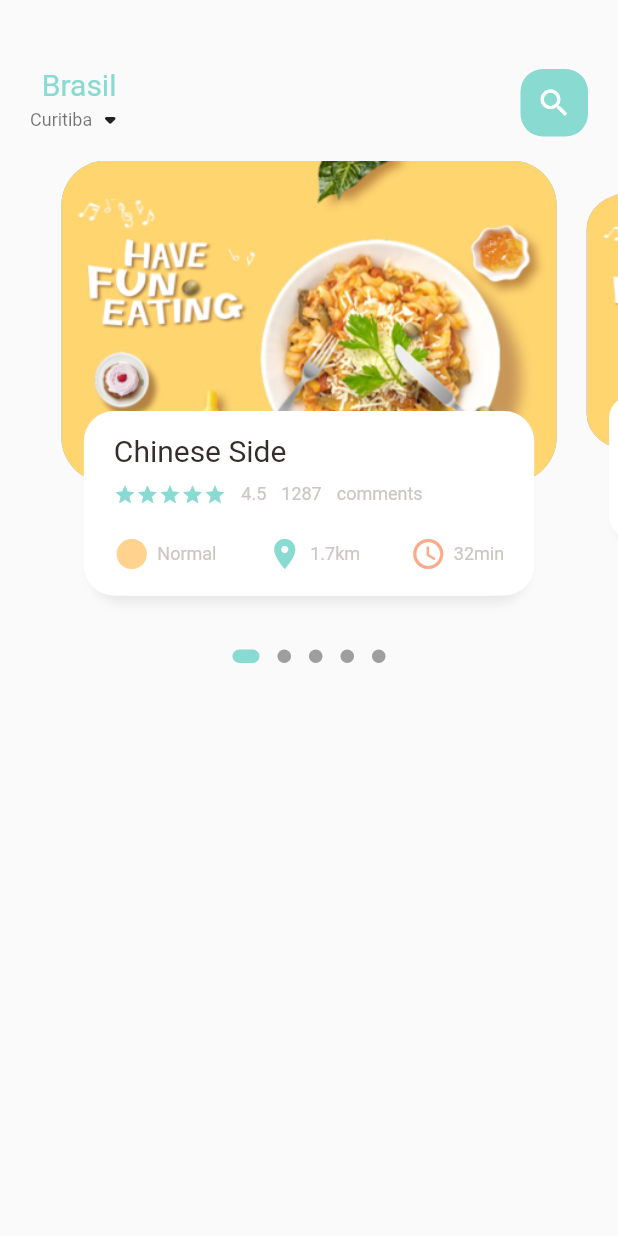
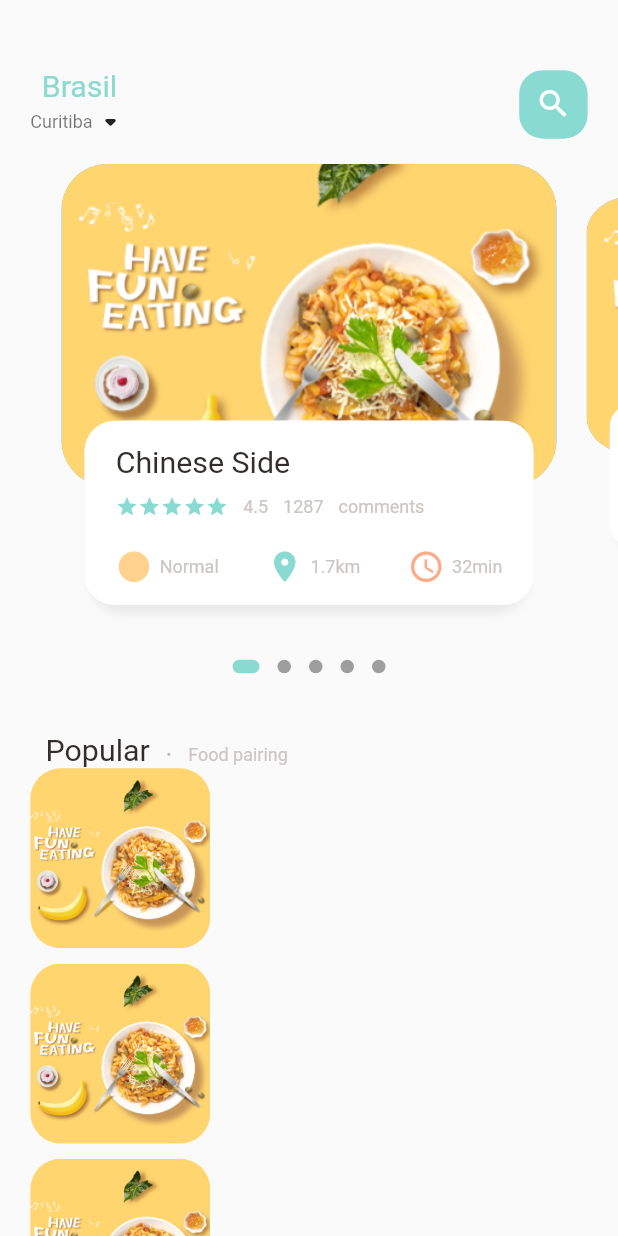
Before and after one commit to AdrianoBinhara/FoodApp, a Flutter app: the screen it shows after launch, on a phone screen of 412 x 824 dp. Run offline on Flutter 3.47's test engine with Material 2 defaults, Android fonts, the phone set to English and light mode, and no system bars; drawn by our look-alikes of dots_indicator; our stand-ins replace get.

Commit message:
Iniciando lista inferior

```diff
--- a/food_delivery/lib/home/food_page_body.dart
+++ b/food_delivery/lib/home/food_page_body.dart
@@ -1,5 +1,3 @@
-// ignore_for_file: prefer_const_constructors
-
 import 'package:dots_indicator/dots_indicator.dart';
 import 'package:flutter/material.dart';
 import 'package:food_delivery/utils/colors.dart';
@@ -37,11 +35,11 @@ class _FoodPageBodyState extends State<FoodPageBody> {
 
   @override
   Widget build(BuildContext context) {
-    print("current height is" + MediaQuery.of(context).size.height.toString());
     return Column(
       children: [
+        //Slider section
         Container(
-          height: 320,
+          height: Dimensions.pageView,
           child: PageView.builder(
             controller: pageController,
             itemCount: 5,
@@ -50,15 +48,77 @@ class _FoodPageBodyState extends State<FoodPageBody> {
             },
           ),
         ),
+        //dots
         DotsIndicator(
           dotsCount: 5,
           position: _currPageValue,
           decorator: DotsDecorator(
-              size: const Size.square(9.0),
-              activeSize: const Size(18.0, 9.0),
-              activeColor: AppColors.mainColor,
-              activeShape: RoundedRectangleBorder(borderRadius: BorderRadius.circular(5.0))),
-        )
+            size: const Size.square(9.0),
+            activeSize: const Size(18.0, 9.0),
+            activeColor: AppColors.mainColor,
+            activeShape: RoundedRectangleBorder(
+              borderRadius: BorderRadius.circular(Dimensions.radius5),
+            ),
+          ),
+        ),
+        SizedBox(
+          height: Dimensions.height30,
+        ),
+        Container(
+          margin: EdgeInsets.only(left: Dimensions.width30),
+          child: Row(
+            crossAxisAlignment: CrossAxisAlignment.end,
+            children: [
+              BigText(text: "Popular"),
+              SizedBox(
+                width: Dimensions.width10,
+              ),
+              Container(
+                margin: const EdgeInsets.only(bottom: 3),
+                child: BigText(text: ".", color: Colors.black26),
+              ),
+              SizedBox(
+                width: Dimensions.width10,
+              ),
+              Container(
+                margin: const EdgeInsets.only(bottom: 2),
+                child: SmallText(text: "Food pairing"),
+              ),
+            ],
+          ),
+        ),
+        //List of fodd
+        Container(
+          height: 900,
+          child: ListView.builder(
+              physics: NeverScrollableScrollPhysics(),
+              shrinkWrap: true,
+              itemCount: 10,
+              itemBuilder: (context, index) {
+                return Container(
+                  margin: EdgeInsets.only(
+                      left: Dimensions.width20,
+                      right: Dimensions.width20,
+                      bottom: Dimensions.height10),
+                  child: Row(
+                    children: [
+                      Container(
+                        width: 120,
+                        height: 120,
+                        decoration: BoxDecoration(
+                          borderRadius: BorderRadius.circular(Dimensions.radius20),
+                          color: Colors.white38,
+                          image: DecorationImage(
+                            fit: BoxFit.cover,
+                            image: AssetImage("assets/image/food0.png"),
+                          ),
+                        ),
+                      ),
+                    ],
+                  ),
+                );
+              }),
+        ),
       ],
     );
   }
@@ -91,9 +151,9 @@ class _FoodPageBodyState extends State<FoodPageBody> {
         children: [
           Container(
             height: Dimensions.pageViewContainer,
-            margin: EdgeInsets.only(left: 10, right: 10),
+            margin: EdgeInsets.only(left: Dimensions.width10, right: Dimensions.width10),
             decoration: BoxDecoration(
-              borderRadius: BorderRadius.circular(30),
+              borderRadius: BorderRadius.circular(Dimensions.radius30),
               color: index.isEven ? Color(0xFF69c5df) : Color(0xFF9294cc),
               image: DecorationImage(
                 fit: BoxFit.cover,
@@ -105,14 +165,15 @@ class _FoodPageBodyState extends State<FoodPageBody> {
             alignment: Alignment.bottomCenter,
             child: Container(
               height: Dimensions.pageViewTextContainer,
-              margin: EdgeInsets.only(left: 30, right: 30, bottom: 30),
+              margin: EdgeInsets.only(
+                  left: Dimensions.width30, right: Dimensions.width30, bottom: Dimensions.height30),
               decoration: BoxDecoration(
-                borderRadius: BorderRadius.circular(20),
+                borderRadius: BorderRadius.circular(Dimensions.radius20),
                 color: Colors.white,
-                boxShadow: const [
+                boxShadow: [
                   BoxShadow(
                     color: Color(0xFFe8e8e8),
-                    blurRadius: 5.0,
+                    blurRadius: Dimensions.radius5,
                     offset: Offset(0, 5),
                   ),
                   BoxShadow(
@@ -126,13 +187,14 @@ class _FoodPageBodyState extends State<FoodPageBody> {
                 ],
               ),
               child: Container(
-                padding: EdgeInsets.only(top: 15, left: 15, right: 15),
+                padding: EdgeInsets.only(
+                    top: Dimensions.height15, left: Dimensions.width15, right: Dimensions.height15),
                 child: Column(
                   crossAxisAlignment: CrossAxisAlignment.start,
                   children: [
                     BigText(text: "Chinese Side"),
                     SizedBox(
-                      height: 10,
+                      height: Dimensions.height10,
                     ),
                     Row(
                       children: [
@@ -160,7 +222,7 @@ class _FoodPageBodyState extends State<FoodPageBody> {
                         SmallText(text: "comments")
                       ],
                     ),
-                    SizedBox(height: 20),
+                    SizedBox(height: Dimensions.height20),
                     Row(
                       mainAxisAlignment: MainAxisAlignment.spaceBetween,
                       children: [
--- a/food_delivery/lib/home/main_food_page.dart
+++ b/food_delivery/lib/home/main_food_page.dart
@@ -4,6 +4,7 @@ import 'package:flutter/cupertino.dart';
 import 'package:flutter/material.dart';
 import 'package:food_delivery/home/food_page_body.dart';
 import 'package:food_delivery/utils/colors.dart';
+import 'package:food_delivery/utils/dimensions.dart';
 import 'package:food_delivery/widgets/big_text.dart';
 import 'package:food_delivery/widgets/small_text.dart';
 
@@ -21,8 +22,8 @@ class _MainFoodPageState extends State<MainFoodPage> {
         body: Column(children: [
       Container(
         child: Container(
-          margin: EdgeInsets.only(top: 45, bottom: 15),
-          padding: EdgeInsets.only(left: 20, right: 20),
+          margin: EdgeInsets.only(top: Dimensions.height45, bottom: Dimensions.height15),
+          padding: EdgeInsets.only(left: Dimensions.width20, right: Dimensions.width20),
           child: Row(
             mainAxisAlignment: MainAxisAlignment.spaceBetween,
             children: [
@@ -45,11 +46,11 @@ class _MainFoodPageState extends State<MainFoodPage> {
               ),
               Center(
                 child: Container(
-                  width: 45,
-                  height: 45,
-                  child: Icon(Icons.search, color: Colors.white),
+                  width: Dimensions.height45,
+                  height: Dimensions.height45,
+                  child: Icon(Icons.search, color: Colors.white, size: Dimensions.iconSize24),
                   decoration: BoxDecoration(
-                    borderRadius: BorderRadius.circular(15),
+                    borderRadius: BorderRadius.circular(Dimensions.radius15),
                     color: AppColors.mainColor,
                   ),
                 ),
@@ -58,7 +59,11 @@ class _MainFoodPageState extends State<MainFoodPage> {
           ),
         ),
       ),
-      FoodPageBody()
+      Expanded(
+        child: SingleChildScrollView(
+          child: FoodPageBody(),
+        ),
+      )
     ]));
   }
 }
--- a/food_delivery/lib/utils/dimensions.dart
+++ b/food_delivery/lib/utils/dimensions.dart
@@ -4,6 +4,27 @@ class Dimensions {
   //get height and width of device
   static double screenHeight = Get.context!.height;
   static double screenWidth = Get.context!.width;
+  static double pageView = screenHeight / 2.54;
   static double pageViewContainer = screenHeight / 3.84;
   static double pageViewTextContainer = screenHeight / 6.7;
+
+  static double height10 = screenHeight / 81.4;
+  static double height15 = screenHeight / 52.2;
+  static double height20 = screenHeight / 40.7;
+  static double height30 = screenHeight / 27.1;
+  static double height45 = screenHeight / 18.06;
+
+  static double width10 = screenHeight / 81.4;
+  static double width15 = screenHeight / 52.2;
+  static double width20 = screenHeight / 40.7;
+  static double width30 = screenHeight / 27.1;
+
+  static double font20 = screenHeight / 40.7;
+
+  static double radius5 = screenHeight / 162.6;
+  static double radius15 = screenHeight / 52.2;
+  static double radius20 = screenHeight / 40.7;
+  static double radius30 = screenHeight / 27.1;
+
+  static double iconSize24 = screenHeight / 33.87;
 }
--- a/food_delivery/lib/widgets/big_text.dart
+++ b/food_delivery/lib/widgets/big_text.dart
@@ -1,4 +1,5 @@
 import 'package:flutter/cupertino.dart';
+import 'package:food_delivery/utils/dimensions.dart';
 
 class BigText extends StatelessWidget {
   Color? color;
@@ -9,7 +10,7 @@ class BigText extends StatelessWidget {
       {Key? key,
       this.color = const Color(0xFF332d2b),
       required this.text,
-      this.size = 20,
+      this.size = 0,
       this.overflow = TextOverflow.ellipsis})
       : super(key: key);
 
@@ -21,7 +22,7 @@ class BigText extends StatelessWidget {
         style: TextStyle(
             fontFamily: 'Roboto',
             color: color,
-            fontSize: size,
+            fontSize: size == 0 ? Dimensions.font20 : size,
             fontWeight: FontWeight.w400));
   }
 }
--- a/food_delivery/lib/widgets/icon_and_text_widget.dart
+++ b/food_delivery/lib/widgets/icon_and_text_widget.dart
@@ -1,5 +1,7 @@
 import 'package:flutter/cupertino.dart';
 import 'package:food_delivery/widgets/small_text.dart';
+
+import '../utils/dimensions.dart';
 
 class IconAndTextWidget extends StatelessWidget {
   final IconData icon;
@@ -14,10 +16,7 @@ class IconAndTextWidget extends StatelessWidget {
   Widget build(BuildContext context) {
     return Row(
       children: [
-        Icon(
-          icon,
-          color: iconColor,
-        ),
+        Icon(icon, color: iconColor, size: Dimensions.iconSize24),
         SizedBox(
           width: 5,
         ),
```
Also changed, not shown: 8 other files.
